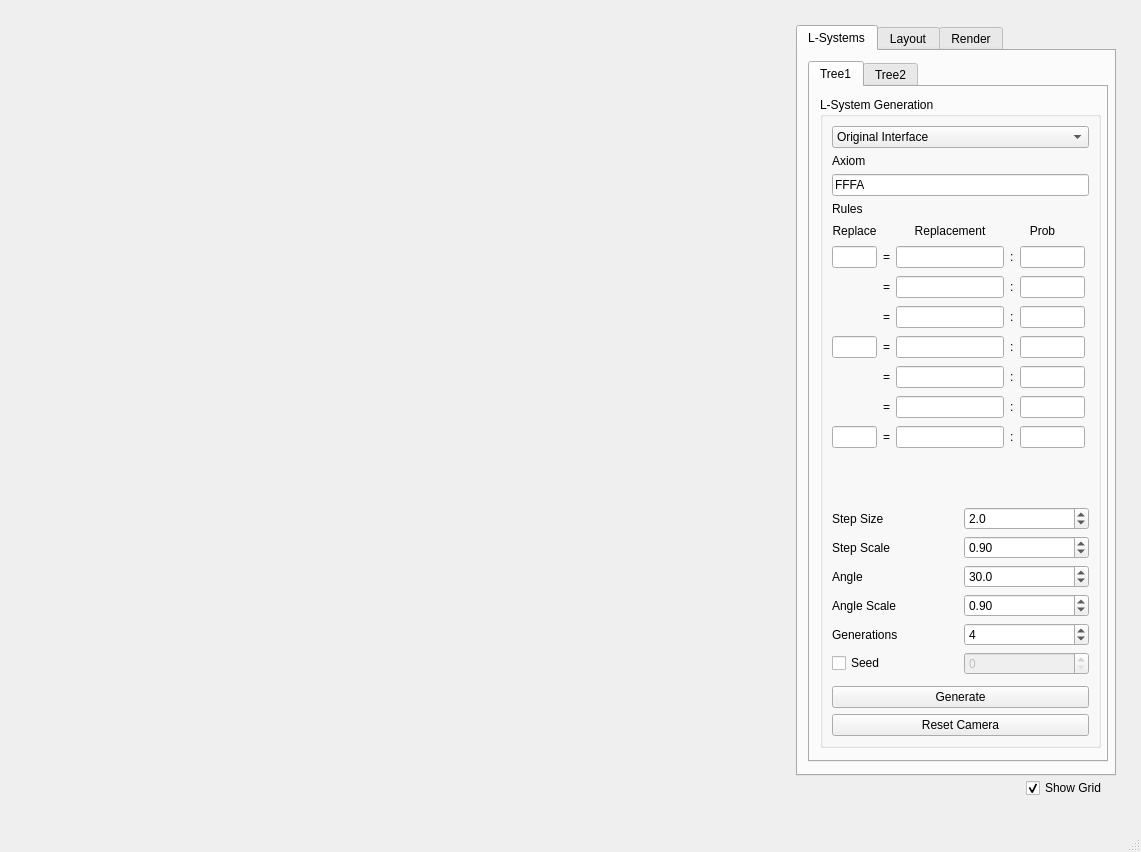
Above: ForestGenerator/ui/MainWindow.ui from BenCarey88/ForestGenerator before the change. Below: the same form after it.
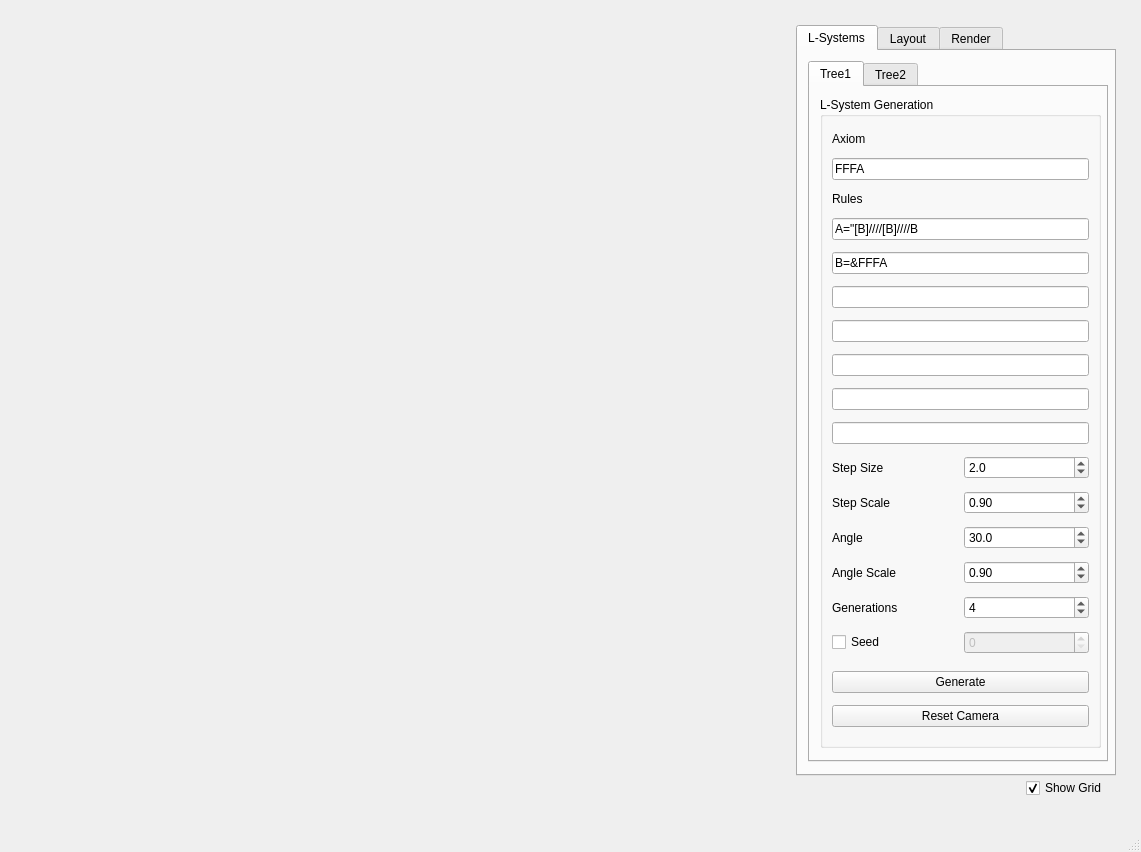
That is the form after the change. The open tabs and pages were chosen to show the change.

Commit message: removed second interface, added seed control to second L-System

What changed in the file:
```diff
--- a/ForestGenerator/ui/MainWindow.ui
+++ b/ForestGenerator/ui/MainWindow.ui
@@ -142,518 +142,7 @@
             <string>L-System Generation</string>
            </property>
            <layout class="QGridLayout" name="gridLayout">
-            <item row="5" column="0">
-             <widget class="QStackedWidget" name="m_interfaceStack_1">
-              <property name="currentIndex">
-               <number>0</number>
-              </property>
-              <widget class="QWidget" name="page">
-               <widget class="QWidget" name="">
-                <property name="geometry">
-                 <rect>
-                  <x>0</x>
-                  <y>0</y>
-                  <width>251</width>
-                  <height>224</height>
-                 </rect>
-                </property>
-                <layout class="QVBoxLayout" name="verticalLayout">
-                 <property name="spacing">
-                  <number>1</number>
-                 </property>
-                 <property name="sizeConstraint">
-                  <enum>QLayout::SetDefaultConstraint</enum>
-                 </property>
-                 <item>
-                  <widget class="QLineEdit" name="m_rule1_1">
-                   <property name="sizePolicy">
-                    <sizepolicy hsizetype="Minimum" vsizetype="Fixed">
-                     <horstretch>0</horstretch>
-                     <verstretch>0</verstretch>
-                    </sizepolicy>
-                   </property>
-                   <property name="text">
-                    <string>A=&quot;[B]////[B]////B</string>
-                   </property>
-                  </widget>
-                 </item>
-                 <item>
-                  <widget class="QLineEdit" name="m_rule2_1">
-                   <property name="sizePolicy">
-                    <sizepolicy hsizetype="Minimum" vsizetype="Fixed">
-                     <horstretch>0</horstretch>
-                     <verstretch>0</verstretch>
-                    </sizepolicy>
-                   </property>
-                   <property name="text">
-                    <string>B=&amp;FFFA</string>
-                   </property>
-                  </widget>
-                 </item>
-                 <item>
-                  <widget class="QLineEdit" name="m_rule3_1">
-                   <property name="sizePolicy">
-                    <sizepolicy hsizetype="Minimum" vsizetype="Fixed">
-                     <horstretch>0</horstretch>
-                     <verstretch>0</verstretch>
-                    </sizepolicy>
-                   </property>
-                  </widget>
-                 </item>
-                 <item>
-                  <widget class="QLineEdit" name="m_rule4_1">
-                   <property name="sizePolicy">
-                    <sizepolicy hsizetype="Minimum" vsizetype="Fixed">
-                     <horstretch>0</horstretch>
-                     <verstretch>0</verstretch>
-                    </sizepolicy>
-                   </property>
-                  </widget>
-                 </item>
-                 <item>
-                  <widget class="QLineEdit" name="m_rule5_1">
-                   <property name="sizePolicy">
-                    <sizepolicy hsizetype="Minimum" vsizetype="Fixed">
-                     <horstretch>0</horstretch>
-                     <verstretch>0</verstretch>
-                    </sizepolicy>
-                   </property>
-                  </widget>
-                 </item>
-                 <item>
-                  <widget class="QLineEdit" name="m_rule6_1">
-                   <property name="sizePolicy">
-                    <sizepolicy hsizetype="Minimum" vsizetype="Fixed">
-                     <horstretch>0</horstretch>
-                     <verstretch>0</verstretch>
-                    </sizepolicy>
-                   </property>
-                  </widget>
-                 </item>
-                 <item>
-                  <widget class="QLineEdit" name="m_rule7_1">
-                   <property name="sizePolicy">
-                    <sizepolicy hsizetype="Minimum" vsizetype="Fixed">
-                     <horstretch>0</horstretch>
-                     <verstretch>0</verstretch>
-                    </sizepolicy>
-                   </property>
-                  </widget>
-                 </item>
-                </layout>
-               </widget>
-              </widget>
-              <widget class="QWidget" name="page_2">
-               <widget class="QWidget" name="gridLayoutWidget">
-                <property name="geometry">
-                 <rect>
-                  <x>0</x>
-                  <y>0</y>
-                  <width>253</width>
-                  <height>231</height>
-                 </rect>
-                </property>
-                <property name="minimumSize">
-                 <size>
-                  <width>30</width>
-                  <height>0</height>
-                 </size>
-                </property>
-                <layout class="QGridLayout" name="gridLayout_3">
-                 <item row="5" column="2">
-                  <widget class="QLineEdit" name="lineEdit_14">
-                   <property name="sizePolicy">
-                    <sizepolicy hsizetype="Expanding" vsizetype="Preferred">
-                     <horstretch>0</horstretch>
-                     <verstretch>0</verstretch>
-                    </sizepolicy>
-                   </property>
-                  </widget>
-                 </item>
-                 <item row="1" column="4">
-                  <widget class="QLineEdit" name="lineEdit_3">
-                   <property name="sizePolicy">
-                    <sizepolicy hsizetype="Fixed" vsizetype="Fixed">
-                     <horstretch>0</horstretch>
-                     <verstretch>0</verstretch>
-                    </sizepolicy>
-                   </property>
-                   <property name="minimumSize">
-                    <size>
-                     <width>45</width>
-                     <height>0</height>
-                    </size>
-                   </property>
-                  </widget>
-                 </item>
-                 <item row="5" column="4">
-                  <widget class="QLineEdit" name="lineEdit_18">
-                   <property name="sizePolicy">
-                    <sizepolicy hsizetype="Fixed" vsizetype="Fixed">
-                     <horstretch>0</horstretch>
-                     <verstretch>0</verstretch>
-                    </sizepolicy>
-                   </property>
-                   <property name="minimumSize">
-                    <size>
-                     <width>1</width>
-                     <height>0</height>
-                    </size>
-                   </property>
-                  </widget>
-                 </item>
-                 <item row="6" column="4">
-                  <widget class="QLineEdit" name="lineEdit_19">
-                   <property name="sizePolicy">
-                    <sizepolicy hsizetype="Fixed" vsizetype="Fixed">
-                     <horstretch>0</horstretch>
-                     <verstretch>0</verstretch>
-                    </sizepolicy>
-                   </property>
-                   <property name="minimumSize">
-                    <size>
-                     <width>1</width>
-                     <height>0</height>
-                    </size>
-                   </property>
-                  </widget>
-                 </item>
-                 <item row="4" column="4">
-                  <widget class="QLineEdit" name="lineEdit_17">
-                   <property name="sizePolicy">
-                    <sizepolicy hsizetype="Fixed" vsizetype="Fixed">
-                     <horstretch>0</horstretch>
-                     <verstretch>0</verstretch>
-                    </sizepolicy>
-                   </property>
-                   <property name="minimumSize">
-                    <size>
-                     <width>1</width>
-                     <height>0</height>
-                    </size>
-                   </property>
-                  </widget>
-                 </item>
-                 <item row="1" column="1">
-                  <widget class="QLabel" name="label_18">
-                   <property name="sizePolicy">
-                    <sizepolicy hsizetype="Fixed" vsizetype="Preferred">
-                     <horstretch>0</horstretch>
-                     <verstretch>0</verstretch>
-                    </sizepolicy>
-                   </property>
-                   <property name="text">
-                    <string>=</string>
-                   </property>
-                  </widget>
-                 </item>
-                 <item row="7" column="4">
-                  <widget class="QLineEdit" name="lineEdit_21">
-                   <property name="sizePolicy">
-                    <sizepolicy hsizetype="Fixed" vsizetype="Fixed">
-                     <horstretch>0</horstretch>
-                     <verstretch>0</verstretch>
-                    </sizepolicy>
-                   </property>
-                   <property name="minimumSize">
-                    <size>
-                     <width>1</width>
-                     <height>0</height>
-                    </size>
-                   </property>
-                  </widget>
-                 </item>
-                 <item row="1" column="2">
-                  <widget class="QLineEdit" name="lineEdit_2">
-                   <property name="sizePolicy">
-                    <sizepolicy hsizetype="Fixed" vsizetype="Preferred">
-                     <horstretch>0</horstretch>
-                     <verstretch>0</verstretch>
-                    </sizepolicy>
-                   </property>
-                  </widget>
-                 </item>
-                 <item row="7" column="0">
-                  <widget class="QLineEdit" name="lineEdit_9">
-                   <property name="sizePolicy">
-                    <sizepolicy hsizetype="Fixed" vsizetype="Fixed">
-                     <horstretch>5</horstretch>
-                     <verstretch>0</verstretch>
-                    </sizepolicy>
-                   </property>
-                   <property name="minimumSize">
-                    <size>
-                     <width>40</width>
-                     <height>0</height>
-                    </size>
-                   </property>
-                  </widget>
-                 </item>
-                 <item row="4" column="0">
-                  <widget class="QLineEdit" name="lineEdit_6">
-                   <property name="sizePolicy">
-                    <sizepolicy hsizetype="Fixed" vsizetype="Fixed">
-                     <horstretch>0</horstretch>
-                     <verstretch>0</verstretch>
-                    </sizepolicy>
-                   </property>
-                   <property name="minimumSize">
-                    <size>
-                     <width>40</width>
-                     <height>0</height>
-                    </size>
-                   </property>
-                  </widget>
-                 </item>
-                 <item row="0" column="2">
-                  <widget class="QLabel" name="label_15">
-                   <property name="text">
-                    <string>Replacement</string>
-                   </property>
-                   <property name="alignment">
-                    <set>Qt::AlignCenter</set>
-                   </property>
-                  </widget>
-                 </item>
-                 <item row="0" column="0">
-                  <widget class="QLabel" name="label_16">
-                   <property name="sizePolicy">
-                    <sizepolicy hsizetype="Fixed" vsizetype="Maximum">
-                     <horstretch>0</horstretch>
-                     <verstretch>0</verstretch>
-                    </sizepolicy>
-                   </property>
-                   <property name="minimumSize">
-                    <size>
-                     <width>45</width>
-                     <height>0</height>
-                    </size>
-                   </property>
-                   <property name="text">
-                    <string>Replace</string>
-                   </property>
-                   <property name="alignment">
-                    <set>Qt::AlignCenter</set>
-                   </property>
-                  </widget>
-                 </item>
-                 <item row="4" column="1">
-                  <widget class="QLabel" name="label_19">
-                   <property name="text">
-                    <string>=</string>
-                   </property>
-                  </widget>
-                 </item>
-                 <item row="0" column="4">
-                  <widget class="QLabel" name="label_17">
-                   <property name="sizePolicy">
-                    <sizepolicy hsizetype="Fixed" vsizetype="Preferred">
-                     <horstretch>0</horstretch>
-                     <verstretch>0</verstretch>
-                    </sizepolicy>
-                   </property>
-                   <property name="minimumSize">
-                    <size>
-                     <width>45</width>
-                     <height>0</height>
-                    </size>
-                   </property>
-                   <property name="text">
-                    <string>Prob</string>
-                   </property>
-                   <property name="alignment">
-                    <set>Qt::AlignCenter</set>
-                   </property>
-                  </widget>
-                 </item>
-                 <item row="2" column="2">
-                  <widget class="QLineEdit" name="lineEdit_10">
-                   <property name="sizePolicy">
-                    <sizepolicy hsizetype="Expanding" vsizetype="Preferred">
-                     <horstretch>0</horstretch>
-                     <verstretch>0</verstretch>
-                    </sizepolicy>
-                   </property>
-                  </widget>
-                 </item>
-                 <item row="2" column="4">
-                  <widget class="QLineEdit" name="lineEdit_11">
-                   <property name="sizePolicy">
-                    <sizepolicy hsizetype="Fixed" vsizetype="Fixed">
-                     <horstretch>0</horstretch>
-                     <verstretch>0</verstretch>
-                    </sizepolicy>
-                   </property>
-                   <property name="minimumSize">
-                    <size>
-                     <width>1</width>
-                     <height>0</height>
-                    </size>
-                   </property>
-                  </widget>
-                 </item>
-                 <item row="3" column="2">
-                  <widget class="QLineEdit" name="lineEdit_12">
-                   <property name="sizePolicy">
-                    <sizepolicy hsizetype="Expanding" vsizetype="Preferred">
-                     <horstretch>0</horstretch>
-                     <verstretch>0</verstretch>
-                    </sizepolicy>
-                   </property>
-                  </widget>
-                 </item>
-                 <item row="6" column="2">
-                  <widget class="QLineEdit" name="lineEdit_15">
-                   <property name="sizePolicy">
-                    <sizepolicy hsizetype="Expanding" vsizetype="Preferred">
-                     <horstretch>0</horstretch>
-                     <verstretch>0</verstretch>
-                    </sizepolicy>
-                   </property>
-                  </widget>
-                 </item>
-                 <item row="4" column="2">
-                  <widget class="QLineEdit" name="lineEdit_13">
-                   <property name="sizePolicy">
-                    <sizepolicy hsizetype="Expanding" vsizetype="Preferred">
-                     <horstretch>0</horstretch>
-                     <verstretch>0</verstretch>
-                    </sizepolicy>
-                   </property>
-                  </widget>
-                 </item>
-                 <item row="3" column="4">
-                  <widget class="QLineEdit" name="lineEdit_16">
-                   <property name="sizePolicy">
-                    <sizepolicy hsizetype="Fixed" vsizetype="Fixed">
-                     <horstretch>0</horstretch>
-                     <verstretch>0</verstretch>
-                    </sizepolicy>
-                   </property>
-                   <property name="minimumSize">
-                    <size>
-                     <width>1</width>
-                     <height>0</height>
-                    </size>
-                   </property>
-                  </widget>
-                 </item>
-                 <item row="7" column="1">
-                  <widget class="QLabel" name="label_20">
-                   <property name="text">
-                    <string>=</string>
-                   </property>
-                  </widget>
-                 </item>
-                 <item row="7" column="2">
-                  <widget class="QLineEdit" name="lineEdit_20">
-                   <property name="sizePolicy">
-                    <sizepolicy hsizetype="Expanding" vsizetype="Preferred">
-                     <horstretch>0</horstretch>
-                     <verstretch>0</verstretch>
-                    </sizepolicy>
-                   </property>
-                  </widget>
-                 </item>
-                 <item row="1" column="0">
-                  <widget class="QLineEdit" name="lineEdit">
-                   <property name="sizePolicy">
-                    <sizepolicy hsizetype="Fixed" vsizetype="Fixed">
-                     <horstretch>0</horstretch>
-                     <verstretch>0</verstretch>
-                    </sizepolicy>
-                   </property>
-                   <property name="minimumSize">
-                    <size>
-                     <width>40</width>
-                     <height>1</height>
-                    </size>
-                   </property>
-                  </widget>
-                 </item>
-                 <item row="1" column="3">
-                  <widget class="QLabel" name="label_21">
-                   <property name="text">
-                    <string>:</string>
-                   </property>
-                  </widget>
-                 </item>
-                 <item row="2" column="3">
-                  <widget class="QLabel" name="label_22">
-                   <property name="text">
-                    <string>:</string>
-                   </property>
-                  </widget>
-                 </item>
-                 <item row="3" column="3">
-                  <widget class="QLabel" name="label_23">
-                   <property name="text">
-                    <string>:</string>
-                   </property>
-                  </widget>
-                 </item>
-                 <item row="4" column="3">
-                  <widget class="QLabel" name="label_24">
-                   <property name="text">
-                    <string>:</string>
-                   </property>
-                  </widget>
-                 </item>
-                 <item row="5" column="3">
-                  <widget class="QLabel" name="label_25">
-                   <property name="text">
-                    <string>:</string>
-                   </property>
-                  </widget>
-                 </item>
-                 <item row="6" column="3">
-                  <widget class="QLabel" name="label_26">
-                   <property name="text">
-                    <string>:</string>
-                   </property>
-                  </widget>
-                 </item>
-                 <item row="7" column="3">
-                  <widget class="QLabel" name="label_27">
-                   <property name="text">
-                    <string>:</string>
-                   </property>
-                  </widget>
-                 </item>
-                 <item row="2" column="1">
-                  <widget class="QLabel" name="label_28">
-                   <property name="text">
-                    <string>=</string>
-                   </property>
-                  </widget>
-                 </item>
-                 <item row="3" column="1">
-                  <widget class="QLabel" name="label_29">
-                   <property name="text">
-                    <string>=</string>
-                   </property>
-                  </widget>
-                 </item>
-                 <item row="5" column="1">
-                  <widget class="QLabel" name="label_30">
-                   <property name="text">
-                    <string>=</string>
-                   </property>
-                  </widget>
-                 </item>
-                 <item row="6" column="1">
-                  <widget class="QLabel" name="label_31">
-                   <property name="text">
-                    <string>=</string>
-                   </property>
-                  </widget>
-                 </item>
-                </layout>
-               </widget>
-              </widget>
-             </widget>
-            </item>
-            <item row="18" column="0">
+            <item row="27" column="0">
              <layout class="QHBoxLayout" name="horizontalLayout_11">
               <item>
                <widget class="QCheckBox" name="m_seedToggle_1">
@@ -672,20 +161,6 @@
              </layout>
             </item>
             <item row="0" column="0">
-             <widget class="QComboBox" name="m_interfaceSwitch_1">
-              <item>
-               <property name="text">
-                <string>Original Interface</string>
-               </property>
-              </item>
-              <item>
-               <property name="text">
-                <string>New Interface</string>
-               </property>
-              </item>
-             </widget>
-            </item>
-            <item row="1" column="0">
              <widget class="QLabel" name="label">
               <property name="sizePolicy">
                <sizepolicy hsizetype="Preferred" vsizetype="Fixed">
@@ -698,7 +173,7 @@
               </property>
              </widget>
             </item>
-            <item row="2" column="0">
+            <item row="1" column="0">
              <widget class="QLineEdit" name="m_axiom_1">
               <property name="sizePolicy">
                <sizepolicy hsizetype="Minimum" vsizetype="Fixed">
@@ -714,14 +189,14 @@
               </property>
              </widget>
             </item>
-            <item row="21" column="0">
+            <item row="30" column="0">
              <widget class="QPushButton" name="m_resetCamera_1">
               <property name="text">
                <string>Reset Camera</string>
               </property>
              </widget>
             </item>
-            <item row="15" column="0">
+            <item row="24" column="0">
              <layout class="QHBoxLayout" name="horizontalLayout_4">
               <item>
                <widget class="QLabel" name="label_7">
@@ -742,14 +217,14 @@
               </item>
              </layout>
             </item>
-            <item row="20" column="0">
+            <item row="29" column="0">
              <widget class="QPushButton" name="m_generate_1">
               <property name="text">
                <string>Generate</string>
               </property>
              </widget>
             </item>
-            <item row="8" column="0">
+            <item row="17" column="0">
              <layout class="QHBoxLayout" name="horizontalLayout">
               <item>
                <widget class="QLabel" name="label_4">
@@ -773,7 +248,7 @@
               </item>
              </layout>
             </item>
-            <item row="9" column="0">
+            <item row="18" column="0">
              <layout class="QHBoxLayout" name="horizontalLayout_2">
               <item>
                <widget class="QLabel" name="label_5">
@@ -794,7 +269,7 @@
               </item>
              </layout>
             </item>
-            <item row="12" column="0">
+            <item row="21" column="0">
              <layout class="QHBoxLayout" name="horizontalLayout_3">
               <item>
                <widget class="QLabel" name="label_6">
@@ -815,7 +290,7 @@
               </item>
              </layout>
             </item>
-            <item row="17" column="0">
+            <item row="26" column="0">
              <layout class="QHBoxLayout" name="horizontalLayout_5">
               <item>
                <widget class="QLabel" name="label_3">
@@ -833,7 +308,37 @@
               </item>
              </layout>
             </item>
-            <item row="3" column="0">
+            <item row="7" column="0">
+             <widget class="QLineEdit" name="m_rule3_1">
+              <property name="sizePolicy">
+               <sizepolicy hsizetype="Minimum" vsizetype="Fixed">
+                <horstretch>0</horstretch>
+                <verstretch>0</verstretch>
+               </sizepolicy>
+              </property>
+             </widget>
+            </item>
+            <item row="15" column="0">
+             <widget class="QLineEdit" name="m_rule7_1">
+              <property name="sizePolicy">
+               <sizepolicy hsizetype="Minimum" vsizetype="Fixed">
+                <horstretch>0</horstretch>
+                <verstretch>0</verstretch>
+               </sizepolicy>
+              </property>
+             </widget>
+            </item>
+            <item row="8" column="0">
+             <widget class="QLineEdit" name="m_rule4_1">
+              <property name="sizePolicy">
+               <sizepolicy hsizetype="Minimum" vsizetype="Fixed">
+                <horstretch>0</horstretch>
+                <verstretch>0</verstretch>
+               </sizepolicy>
+              </property>
+             </widget>
+            </item>
+            <item row="2" column="0">
              <widget class="QLabel" name="label_2">
               <property name="sizePolicy">
                <sizepolicy hsizetype="Preferred" vsizetype="Fixed">
@@ -846,7 +351,7 @@
               </property>
              </widget>
             </item>
-            <item row="19" column="0">
+            <item row="28" column="0">
              <spacer name="verticalSpacer">
               <property name="orientation">
                <enum>Qt::Vertical</enum>
@@ -862,6 +367,52 @@
               </property>
              </spacer>
             </item>
+            <item row="3" column="0">
+             <widget class="QLineEdit" name="m_rule1_1">
+              <property name="sizePolicy">
+               <sizepolicy hsizetype="Minimum" vsizetype="Fixed">
+                <horstretch>0</horstretch>
+                <verstretch>0</verstretch>
+               </sizepolicy>
+              </property>
+              <property name="text">
+               <string>A=&quot;[B]////[B]////B</string>
+              </property>
+             </widget>
+            </item>
+            <item row="14" column="0">
+             <widget class="QLineEdit" name="m_rule6_1">
+              <property name="sizePolicy">
+               <sizepolicy hsizetype="Minimum" vsizetype="Fixed">
+                <horstretch>0</horstretch>
+                <verstretch>0</verstretch>
+               </sizepolicy>
+              </property>
+             </widget>
+            </item>
+            <item row="4" column="0">
+             <widget class="QLineEdit" name="m_rule2_1">
+              <property name="sizePolicy">
+               <sizepolicy hsizetype="Minimum" vsizetype="Fixed">
+                <horstretch>0</horstretch>
+                <verstretch>0</verstretch>
+               </sizepolicy>
+              </property>
+              <property name="text">
+               <string>B=&amp;FFFA</string>
+              </property>
+             </widget>
+            </item>
+            <item row="13" column="0">
+             <widget class="QLineEdit" name="m_rule5_1">
+              <property name="sizePolicy">
+               <sizepolicy hsizetype="Minimum" vsizetype="Fixed">
+                <horstretch>0</horstretch>
+                <verstretch>0</verstretch>
+               </sizepolicy>
+              </property>
+             </widget>
+            </item>
            </layout>
           </widget>
          </widget>
```
Left out of the diff: 306 changed lines with no effect on the pictures. The commit also changes 2 other files.
